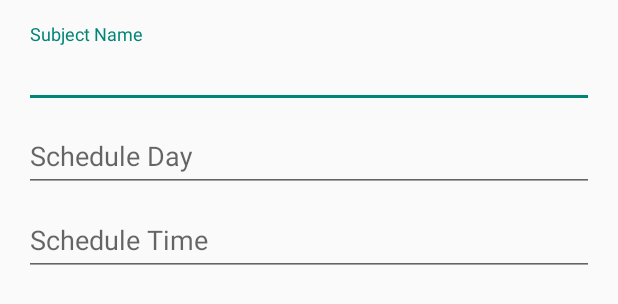
After one commit to kenyzin8/eNotes, an Android app: the layout form_layout.xml on its own in the app's theme, with its tools: preview values and no code run, on a phone screen of 412 x 824 dp. The commit adds this screen. Shown: the top 304 px of the screen. Run offline under Robolectric (Android 15) with nearby library versions, the phone set to English and light mode, and no system bars.

Commit message:
Add Subj

```diff
--- a/app/src/main/java/com/example/enotes/ListData.java
+++ b/app/src/main/java/com/example/enotes/ListData.java
@@ -4,10 +4,12 @@ public class ListData
 {
     String subject, schedule;
     int pictures;
+    int color;
 
-    public ListData(String subject, String schedule, int pictures) {
+    public ListData(String subject, String schedule, int pictures, int color) {
         this.subject = subject;
         this.schedule = schedule;
         this.pictures = pictures;
+        this.color = color;
     }
 }
--- /dev/null
+++ b/app/src/main/res/layout/form_layout.xml
@@ -0,0 +1,53 @@
+<?xml version="1.0" encoding="utf-8"?>
+<LinearLayout xmlns:android="http://schemas.android.com/apk/res/android"
+    android:layout_width="match_parent"
+    android:layout_height="wrap_content"
+    android:orientation="vertical"
+    android:padding="16dp">
+
+    <com.google.android.material.textfield.TextInputLayout
+        android:id="@+id/subjectLayout"
+        android:layout_width="match_parent"
+        android:layout_height="wrap_content"
+        android:hint="Subject Name">
+
+        <com.google.android.material.textfield.TextInputEditText
+            android:id="@+id/subjectEditText"
+            android:layout_width="match_parent"
+            android:layout_height="wrap_content"
+            android:inputType="text"
+            android:maxLines="1" />
+
+    </com.google.android.material.textfield.TextInputLayout>
+
+    <com.google.android.material.textfield.TextInputLayout
+        android:id="@+id/scheduleDayLayout"
+        android:layout_width="match_parent"
+        android:layout_height="wrap_content"
+        android:hint="Schedule Day">
+
+        <com.google.android.material.textfield.TextInputEditText
+            android:id="@+id/scheduleDayEditText"
+            android:layout_width="match_parent"
+            android:layout_height="wrap_content"
+            android:inputType="text"
+            android:maxLines="1" />
+
+    </com.google.android.material.textfield.TextInputLayout>
+
+    <com.google.android.material.textfield.TextInputLayout
+        android:id="@+id/scheduleTimeLayout"
+        android:layout_width="match_parent"
+        android:layout_height="wrap_content"
+        android:hint="Schedule Time">
+
+        <com.google.android.material.textfield.TextInputEditText
+            android:id="@+id/scheduleTimeEditText"
+            android:layout_width="match_parent"
+            android:layout_height="wrap_content"
+            android:inputType="text"
+            android:maxLines="1" />
+
+    </com.google.android.material.textfield.TextInputLayout>
+
+</LinearLayout>
```
Also changed, not shown: app/src/main/java/com/example/enotes/ColorPickerAdapter.java (added, +73 -0 lines), app/src/main/java/com/example/enotes/ListAdapter.java (+6 -1 lines), app/src/main/java/com/example/enotes/MainActivity.java (+93 -1 lines), app/src/main/java/com/example/enotes/SubjectsFragment.java (+20 -22 lines), app/src/main/res/drawable/color_picker_border.xml (added, +8 -0 lines), app/src/main/res/layout/color_item.xml (added, +7 -0 lines), app/src/main/res/layout/color_picker.xml (added, +14 -0 lines), app/src/main/res/layout/list_subjects.xml (+7 -6 lines), app/src/main/res/values/colors.xml (+8 -0 lines).
